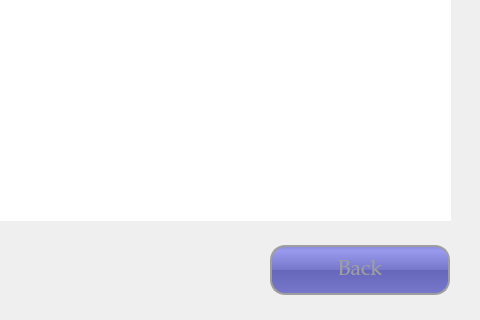
Before: the Qt Designer form UI/ImportantNoticesPageUI.ui in tural777/FinalProject, drawn with Qt 5; both pictures show x 320 to 800 and y 280 to 600 of the 800 by 600 pixel window.
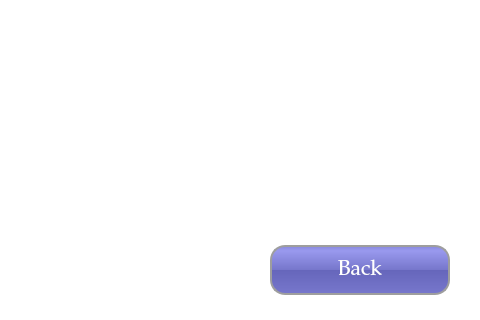
After: the same form once the commit is applied.

```diff
--- a/UI/ImportantNoticesPageUI.ui
+++ b/UI/ImportantNoticesPageUI.ui
@@ -31,6 +31,9 @@
   <property name="windowTitle">
    <string>Term Spors Complex</string>
   </property>
+  <property name="styleSheet">
+   <string notr="true">background-color: rgb(255, 255, 255);</string>
+  </property>
   <widget class="QLabel" name="lbl_title">
    <property name="geometry">
     <rect>
@@ -79,7 +82,7 @@
 	border: 2px solid #9E9E9E;
 	border-radius: 15px;
 	background-color: QLinearGradient( x1: 0, y1: 0, x2: 0, y2: 1, stop: 0 #88d, stop: 0.1 #99e, stop: 0.49 #77c, stop: 0.5 #66b, stop: 1 #77c);
-	color: #9E9E9E;
+	color: #FFFFFF;
 }
 QPushButton:hover{
 	color: #FFFFFF;
```
Left out of the diff: 2 changed lines with no effect on the pictures.
